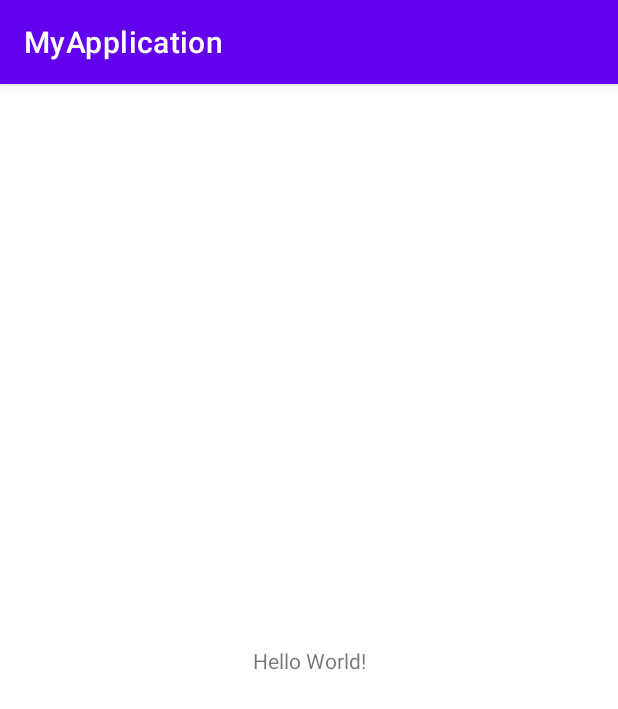
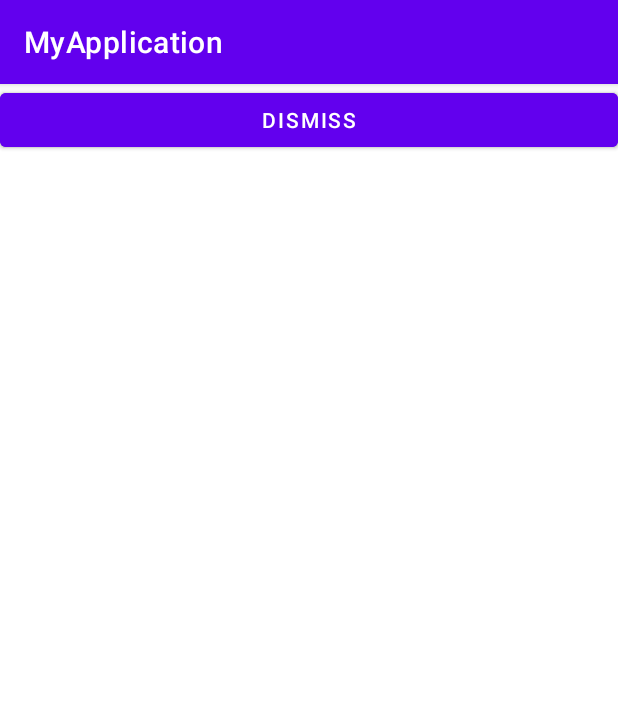
Before and after one commit to Jinxuebin/MyApplication, an Android app: the screen it shows after launch (MainActivity), on a phone screen of 412 x 824 dp. Shown: the top 709 px of the screen. Run offline under Robolectric (Android 15) with nearby library versions, the phone set to English and light mode, and no system bars; libraries missing offline, so code that uses them is left out: org.eclipse.paho.

Commit message:
add mqtt.md

```diff
--- a/app/build.gradle
+++ b/app/build.gradle
@@ -36,4 +36,8 @@ dependencies {
     testImplementation 'junit:junit:4.+'
     androidTestImplementation 'androidx.test.ext:junit:1.1.1'
     androidTestImplementation 'androidx.test.espresso:espresso-core:3.2.0'
+    implementation 'org.eclipse.paho:org.eclipse.paho.client.mqttv3:1.1.0'
+    implementation 'org.eclipse.paho:org.eclipse.paho.android.service:1.1.1'
+    // Androidx 需要加上这个来寻找本地广播服务：https://www.cnblogs.com/jqnl/p/12660824.html
+    implementation 'androidx.legacy:legacy-support-v4:1.0.0'
 }
--- a/app/src/main/java/com/example/myapplication/MainActivity.java
+++ b/app/src/main/java/com/example/myapplication/MainActivity.java
@@ -3,8 +3,19 @@ package com.example.myapplication;
 import androidx.appcompat.app.AppCompatActivity;
 
 import android.os.Bundle;
+import android.text.Editable;
+import android.text.TextWatcher;
+import android.view.View;
+import android.widget.Button;
+import android.widget.EditText;
+
+import java.util.Map;
 
 public class MainActivity extends AppCompatActivity {
+
+    private EditText etdMessage;
+    private Button btnSendMsg;
+    private Button btnDismiss;
 
     @Override
     protected void onCreate(Bundle savedInstanceState) {
@@ -15,19 +26,52 @@ public class MainActivity extends AppCompatActivity {
         initData();
         initView();
         initEvent();
+
     }
+
+    private String msg = "";
 
     private void initEvent() {
         System.out.println("dev branch");
         System.out.println("dev branch");
         System.out.println("dev branch");
+        etdMessage.addTextChangedListener(new TextWatcher() {
+            @Override
+            public void beforeTextChanged(CharSequence charSequence, int i, int i1, int i2) {
+
+            }
+
+            @Override
+            public void onTextChanged(CharSequence charSequence, int i, int i1, int i2) {
+                msg = charSequence.toString();
+            }
+
+            @Override
+            public void afterTextChanged(Editable editable) {
+
+            }
+        });
+        btnSendMsg.setOnClickListener(new View.OnClickListener() {
+            @Override
+            public void onClick(View view) {
+                MyMqttService.publish(msg);
+            }
+        });
+        btnDismiss.setOnClickListener(new View.OnClickListener() {
+            @Override
+            public void onClick(View view) {
+                MyMqttService.dismiss();
+            }
+        });
     }
 
     private void initView() {
-
+        etdMessage = (EditText) findViewById(R.id.edt_msg);
+        btnSendMsg = (Button) findViewById(R.id.btn_send_msg);
+        btnDismiss = (Button) findViewById(R.id.btn_dismiss);
     }
 
     private void initData() {
-
+        MyMqttService.startService(MainActivity.this);
     }
 }
--- /dev/null
+++ b/app/src/main/java/com/example/myapplication/MyMqttService.java
@@ -0,0 +1,201 @@
+package com.example.myapplication;
+
+import android.app.Service;
+import android.content.Context;
+import android.content.Intent;
+import android.net.ConnectivityManager;
+import android.net.NetworkInfo;
+import android.os.Handler;
+import android.os.IBinder;
+import android.util.Log;
+import android.widget.Toast;
+
+import org.eclipse.paho.android.service.MqttAndroidClient;
+import org.eclipse.paho.client.mqttv3.IMqttActionListener;
+import org.eclipse.paho.client.mqttv3.IMqttDeliveryToken;
+import org.eclipse.paho.client.mqttv3.IMqttToken;
+import org.eclipse.paho.client.mqttv3.MqttCallback;
+import org.eclipse.paho.client.mqttv3.MqttConnectOptions;
+import org.eclipse.paho.client.mqttv3.MqttException;
+import org.eclipse.paho.client.mqttv3.MqttMessage;
+
+public class MyMqttService extends Service {
+
+    public final String TAG = "MyMqttService";
+
+    public String Host = "tcp://192.168.0.117:1883";
+    public String Username = "admin";
+    public String Password = "public";
+    public static String public_topic = "publish";
+    public static String response_topic = "response";
+
+    /**
+     * Client id
+     */
+    public String CLIENTSIDE = "test2";
+    private static MqttAndroidClient mqttAndroidClient;
+    private MqttConnectOptions mMqttConnectOptions;
+
+    public MyMqttService() {
+    }
+
+    public static void startService(Context ctx){
+        ctx.startService(new Intent(ctx, MyMqttService.class));
+    }
+
+    @Override
+    public int onStartCommand(Intent intent, int flags, int startId) {
+        init();
+        return super.onStartCommand(intent, flags, startId);
+    }
+
+    private void init() {
+        mqttAndroidClient = new MqttAndroidClient(this, Host, CLIENTSIDE);
+        mqttAndroidClient.setCallback(mqttCallback);
+        // config class
+        mMqttConnectOptions = new MqttConnectOptions();
+        mMqttConnectOptions.setCleanSession(true);
+        mMqttConnectOptions.setConnectionTimeout(10);
+        mMqttConnectOptions.setUserName(Username);
+        mMqttConnectOptions.setPassword(Password.toCharArray());
+        boolean doConnect = true;
+        String message = "{\"terminal_uid\":\"" + CLIENTSIDE + "\"}";
+        try{
+            mMqttConnectOptions.setWill(public_topic,message.getBytes(),2,false);
+        }catch (Exception e){
+            e.printStackTrace();
+            doConnect = false;
+            iMqttActionListener.onFailure(null,e);
+        }
+
+        if(doConnect){
+            doClientConnection();
+        }
+
+    }
+
+    private void doClientConnection() {
+        if(!mqttAndroidClient.isConnected() && isConnectIsNormal()){
+            try {
+                mqttAndroidClient.connect(mMqttConnectOptions,null,iMqttActionListener);
+            }catch (MqttException e){
+                e.printStackTrace();
+            }
+        }
+    }
+
+
+    public static void publish(String message){
+        try {
+            mqttAndroidClient.publish(public_topic,message.getBytes(),2,false);
+        }catch (MqttException e){
+            e.printStackTrace();
+        }
+    }
+
+    public static void dismiss(){
+        try {
+            mqttAndroidClient.disconnect();
+        } catch (MqttException e) {
+            e.printStackTrace();
+        }
+    }
+
+    public void response(String message){
+        try {
+            mqttAndroidClient.publish(public_topic,message.getBytes(),2,false);
+        } catch (MqttException e) {
+            e.printStackTrace();
+        }
+    }
+
+
+
+    @Override
+    public IBinder onBind(Intent intent) {
+        // TODO: Return the communication channel to the service.
+        throw new UnsupportedOperationException("Not yet implemented");
+    }
+
+
+    /**
+     * 判断网络是否连接
+     */
+    private boolean isConnectIsNormal() {
+        ConnectivityManager connectivityManager = (ConnectivityManager) this.getApplicationContext().getSystemService(Context.CONNECTIVITY_SERVICE);
+        NetworkInfo info = connectivityManager.getActiveNetworkInfo();
+        if (info != null && info.isAvailable()) {
+            String name = info.getTypeName();
+            Log.i(TAG, "当前网络名称：" + name);
+            return true;
+        } else {
+            Log.i(TAG, "没有可用网络");
+            /*没有可用网络的时候，延迟3秒再尝试重连*/
+            new Handler().postDelayed(new Runnable() {
+                @Override
+                public void run() {
+                    doClientConnection();
+                }
+            }, 3000);
+            return false;
+        }
+    }
+
+    private MqttCallback mqttCallback = new MqttCallback() {
+        @Override
+        public void connectionLost(Throwable cause) {
+            // 连接断开，重连
+            Log.i(TAG, "connection missing");
+            // doClientConnection();
+        }
+
+        @Override
+        public void messageArrived(String topic, MqttMessage message) throws Exception {
+            Log.i(TAG, "收到消息： " + new String(message.getPayload()));
+            // 收到消息，这里弹出Toast表示。如果需要更新UI，可以使用广播或者EventBus进行发送
+            Toast.makeText(getApplicationContext(), "messageArrived: " + new String(message.getPayload()), Toast.LENGTH_LONG).show();
+            // 收到其他客户端的消息后，响应给对方告知消息已到达或者消息有问题等
+            response("message arrived");
+        }
+
+        @Override
+        public void deliveryComplete(IMqttDeliveryToken token) {
+            Log.i(TAG, "deliver Complete");
+        }
+    };
+
+    private IMqttActionListener iMqttActionListener = new IMqttActionListener(){
+
+        @Override
+        public void onSuccess(IMqttToken asyncActionToken) {
+            Log.i(TAG, "连接成功 ");
+            Toast.makeText(MyMqttService.this,"connect success",Toast.LENGTH_SHORT).show();
+            try {
+                // 订阅主题，参数：主题、服务质量
+                mqttAndroidClient.subscribe(public_topic, 2);
+            } catch (MqttException e) {
+                e.printStackTrace();
+            }
+        }
+
+        @Override
+        public void onFailure(IMqttToken asyncActionToken, Throwable exception) {
+            exception.printStackTrace();
+            Log.i(TAG, "连接失败 ");
+            Toast.makeText(MyMqttService.this,"connect failed",Toast.LENGTH_SHORT).show();
+            // 连接失败，重连（可关闭服务器进行模拟）
+            doClientConnection();
+        }
+    };
+
+
+    @Override
+    public void onDestroy() {
+        try {
+            mqttAndroidClient.disconnect();
+        } catch (MqttException e) {
+            e.printStackTrace();
+        }
+        super.onDestroy();
+    }
+}
--- a/app/src/main/res/layout/activity_main.xml
+++ b/app/src/main/res/layout/activity_main.xml
@@ -6,13 +6,30 @@
     android:layout_height="match_parent"
     tools:context=".MainActivity">
 
-    <TextView
-        android:layout_width="wrap_content"
+    <EditText
+        android:id="@+id/edt_msg"
+        android:layout_width="match_parent"
         android:layout_height="wrap_content"
-        android:text="Hello World!"
-        app:layout_constraintBottom_toBottomOf="parent"
-        app:layout_constraintLeft_toLeftOf="parent"
-        app:layout_constraintRight_toRightOf="parent"
-        app:layout_constraintTop_toTopOf="parent" />
+        android:ems="10"
+        android:inputType="textPersonName"
+        android:text="Name"
+        tools:layout_editor_absoluteX="99dp"
+        tools:layout_editor_absoluteY="16dp" />
 
+    <Button
+        android:id="@+id/btn_send_msg"
+        android:layout_width="match_parent"
+        android:layout_height="wrap_content"
+        android:text="send message"
+        tools:layout_editor_absoluteX="0dp"
+        tools:layout_editor_absoluteY="78dp" />
+
+
+    <Button
+        android:id="@+id/btn_dismiss"
+        android:layout_width="match_parent"
+        android:layout_height="wrap_content"
+        android:text="dismiss"
+        tools:layout_editor_absoluteX="-16dp"
+        tools:layout_editor_absoluteY="133dp" />
 </androidx.constraintlayout.widget.ConstraintLayout>
```
Also changed, not shown: app/src/main/AndroidManifest.xml (+9 -0 lines).
